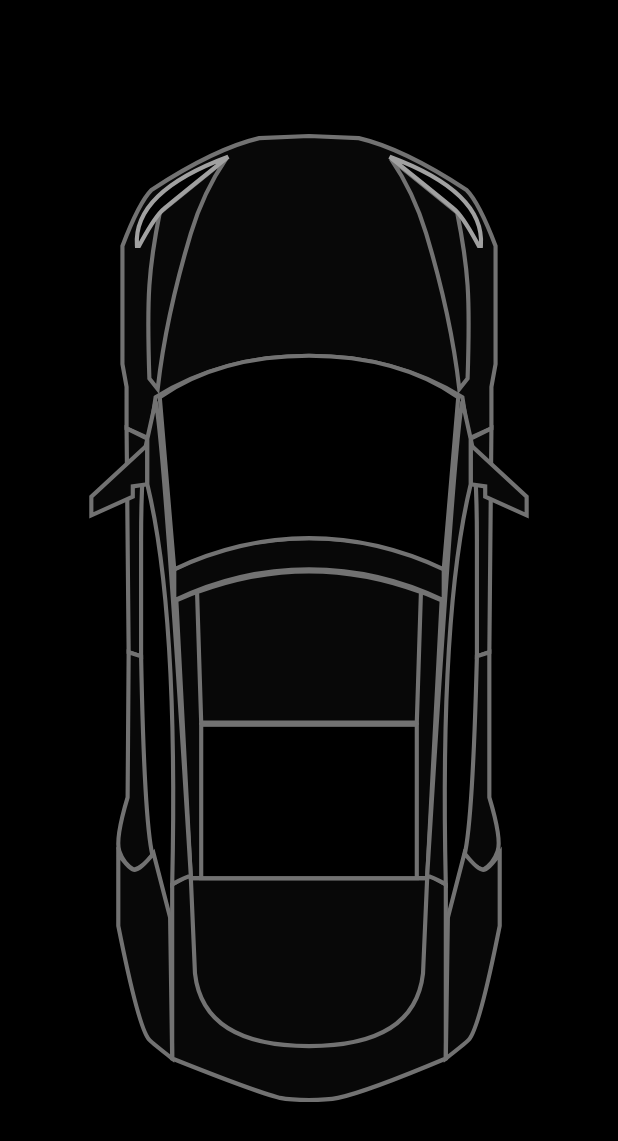
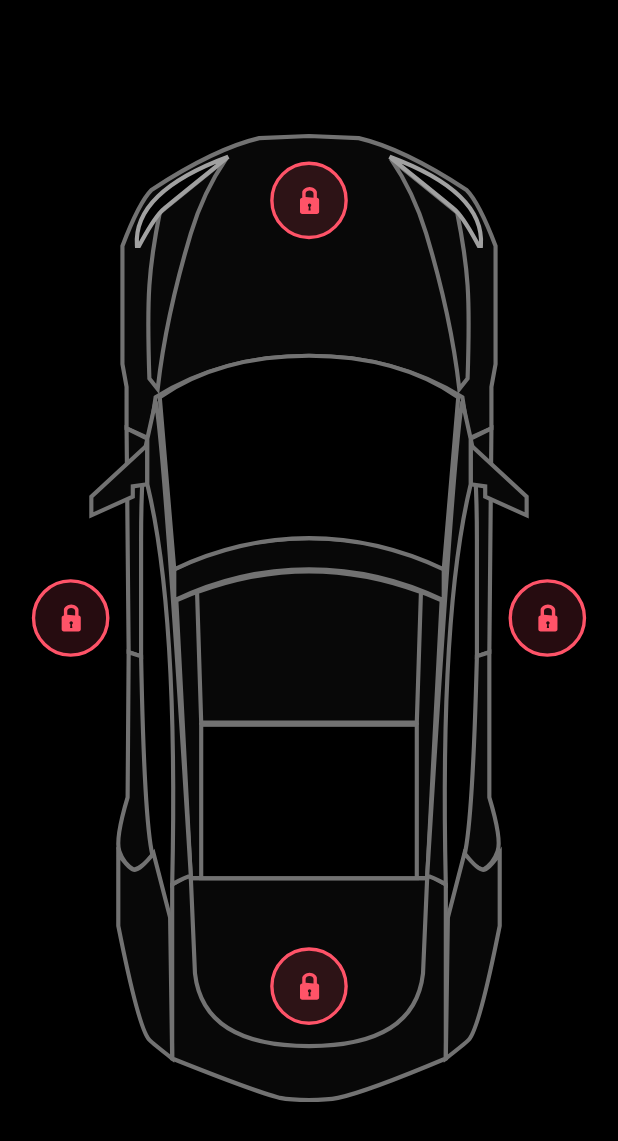
Before and after one commit to AhmedEl-Shamy/Car-Control-App, a Flutter app: the screen it shows after launch, on a phone screen of 412 x 824 dp. Shown: the top 1141 px of the screen. Run offline on Flutter 3.47's test engine with Material 3 defaults, Android fonts, the light colour scheme and no system bars; our stand-ins replace flutter_svg.

Commit message:
finish car locks page

```diff
--- a/lib/features/home/presentation/widgets/home_page_body.dart
+++ b/lib/features/home/presentation/widgets/home_page_body.dart
@@ -1,6 +1,7 @@
 import 'package:flutter/material.dart';
 
 import 'car_image_widget.dart';
+import 'lock_unlock_button.dart';
 
 class HomePageBody extends StatelessWidget {
   const HomePageBody({super.key});
@@ -10,7 +11,28 @@ class HomePageBody extends StatelessWidget {
     return SafeArea(
       child: LayoutBuilder(
         builder: (context, constraints) {
-          return Stack(children: [CarImageWidget(constraints: constraints)]);
+          return Stack(
+            alignment: Alignment.center,
+            children: [
+              CarImageWidget(constraints: constraints),
+              Positioned(
+                right: constraints.maxWidth * 0.05,
+                child: LockUnLockButton(),
+              ),
+              Positioned(
+                left: constraints.maxWidth * 0.05,
+                child: LockUnLockButton(),
+              ),
+              Positioned(
+                top: constraints.maxHeight * 0.13,
+                child: LockUnLockButton(),
+              ),
+              Positioned(
+                bottom: constraints.maxHeight * 0.17,
+                child: LockUnLockButton(),
+              ),
+            ],
+          );
         },
       ),
     );
--- /dev/null
+++ b/lib/features/home/presentation/widgets/lock_unlock_button.dart
@@ -0,0 +1,34 @@
+import 'package:flutter/material.dart';
+import 'package:flutter_svg/flutter_svg.dart';
+
+import '../../../../core/utlis/app_assets.dart';
+import '../../../../core/utlis/constants.dart';
+
+class LockUnLockButton extends StatefulWidget {
+  const LockUnLockButton({super.key});
+
+  @override
+  State<LockUnLockButton> createState() => _LockUnLockButtonState();
+}
+
+class _LockUnLockButtonState extends State<LockUnLockButton> {
+  bool isLooked = false;
+  @override
+  Widget build(BuildContext context) {
+    return GestureDetector(
+      onTap: () => setState(() {
+        isLooked = !isLooked;
+      }),
+      child: AnimatedSwitcher(
+        duration: Constants.kDefaultDuration,
+        switchInCurve: Curves.easeInOutBack,
+        switchOutCurve: Curves.easeInOutBack,
+        transitionBuilder: (child, animation) =>
+            ScaleTransition(scale: animation, child: child),
+        child: !isLooked
+            ? SvgPicture.asset(AppAssets.kIconsDoorLock, key: UniqueKey())
+            : SvgPicture.asset(AppAssets.kIconsDoorUnlock, key: UniqueKey()),
+      ),
+    );
+  }
+}
```
